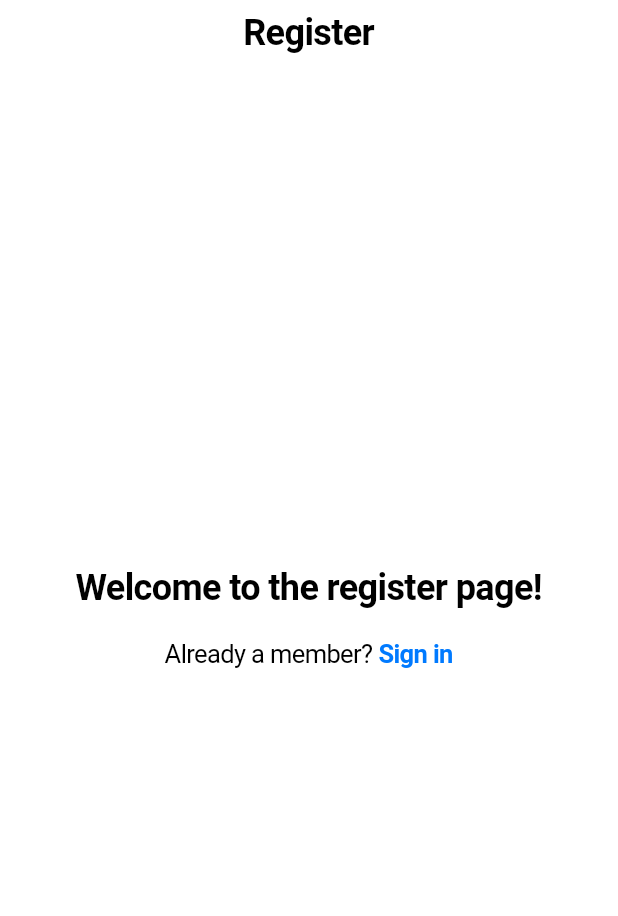
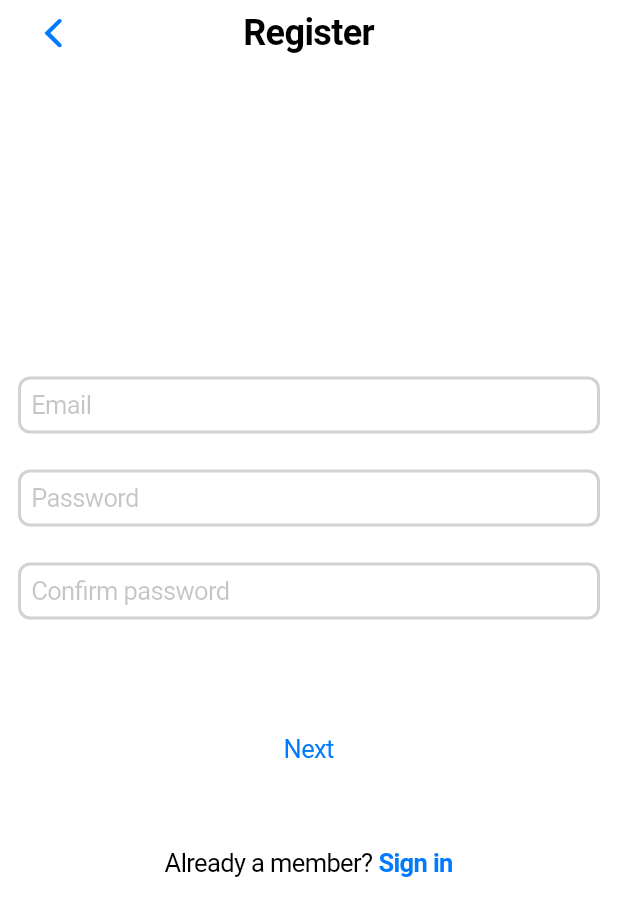
Before and after one commit to sergiolupo/DIMA_project, a Flutter app: the RegisterPage screen opened by its route, on a phone screen of 412 x 824 dp. Shown: the top 916 px of the screen. Run offline on Flutter 3.47's test engine with Material 3 defaults, Android fonts, the phone set to English and light mode, and no system bars; our stand-ins replace firebase_auth, firebase_core, font_awesome_flutter, go_router, google_sign_in; accounts and stored records are empty.

Commit message:
Add graphical elements to the registration page

```diff
--- /dev/null
+++ b/dima_project/devtools_options.yaml
@@ -0,0 +1 @@
+extensions:
--- /dev/null
+++ b/dima_project/lib/models/user.dart
@@ -0,0 +1,13 @@
+class User {
+  final String email;
+  final String password;
+  final String name;
+  final String surname;
+
+  User({
+    required this.email,
+    required this.password,
+    required this.name,
+    required this.surname,
+  });
+}
--- a/dima_project/lib/pages/register_page.dart
+++ b/dima_project/lib/pages/register_page.dart
@@ -1,14 +1,58 @@
+import 'package:dima_project/models/user.dart';
+import 'package:dima_project/services/auth/auth_service.dart';
+import 'package:dima_project/widgets/login/registrationform_widget.dart';
 import 'package:flutter/cupertino.dart';
 import 'package:go_router/go_router.dart';
+import 'package:provider/provider.dart';
 
-class RegisterPage extends StatelessWidget {
+class RegisterPage extends StatefulWidget {
   const RegisterPage({super.key});
 
   @override
+  RegisterPageState createState() => RegisterPageState();
+}
+
+class RegisterPageState extends State<RegisterPage> {
+  int _currentPage = 1;
+  final TextEditingController _nameController = TextEditingController();
+  final TextEditingController _surnameController = TextEditingController();
+  final TextEditingController _emailController = TextEditingController();
+  final TextEditingController _passwordController = TextEditingController();
+  final TextEditingController _confirmPassword = TextEditingController();
+  final GlobalKey<FormState> _formKey = GlobalKey<FormState>();
+  @override
   Widget build(BuildContext context) {
+    Widget page;
+    switch (_currentPage) {
+      case 2:
+        page = PersonalInformationForm(
+          nameController: _nameController,
+          surnameController: _surnameController,
+        );
+        break;
+      default:
+        page = CredentialsInformationForm(
+          emailController: _emailController,
+          passwordController: _passwordController,
+          confirmPasswordController: _confirmPassword,
+        );
+        break;
+    }
+
     return CupertinoPageScaffold(
-      navigationBar: const CupertinoNavigationBar(
-        middle: Text(
+      navigationBar: CupertinoNavigationBar(
+        leading: CupertinoNavigationBarBackButton(
+          onPressed: () {
+            if (_currentPage == 1) {
+              context.go('/');
+            } else {
+              setState(() {
+                _currentPage = _currentPage - 1;
+              });
+            }
+          },
+        ),
+        middle: const Text(
           'Register',
           style: TextStyle(
             fontSize: 24,
@@ -21,12 +65,23 @@ class RegisterPage extends StatelessWidget {
         child: Column(
           mainAxisAlignment: MainAxisAlignment.center,
           children: <Widget>[
-            const Text(
-              'Welcome to the register page!',
-              style: TextStyle(
-                fontSize: 24,
-                fontWeight: FontWeight.bold,
-                color: CupertinoColors.black,
+            Form(
+              key: _formKey,
+              child: Column(
+                mainAxisAlignment: MainAxisAlignment.center,
+                children: <Widget>[
+                  page,
+                  const SizedBox(height: 32.0),
+                  CupertinoButton(
+                    onPressed: () =>
+                        {if (_formKey.currentState!.validate()) managePage()},
+                    child: _currentPage < 2
+                        ? const Text('Next')
+                        : const Text('Register'),
+                  ),
+                  const SizedBox(
+                      height: 20), // Added spacing between button and text
+                ],
               ),
             ),
             const SizedBox(height: 20), // Added spacing between text and row
@@ -35,7 +90,9 @@ class RegisterPage extends StatelessWidget {
               children: [
                 const Text('Already a member?'),
                 const SizedBox(width: 4),
-                GestureDetector(
+                Hero(
+                  tag: 'button',
+                  child: GestureDetector(
                     onTap: () {
                       context.go('/');
                     },
@@ -47,6 +104,7 @@ class RegisterPage extends StatelessWidget {
                       ),
                     ),
                   ),
+                ),
               ],
             )
           ],
@@ -54,4 +112,39 @@ class RegisterPage extends StatelessWidget {
       ),
     );
   }
+
+  @override
+  void dispose() {
+    _nameController.dispose();
+    _surnameController.dispose();
+    _emailController.dispose();
+    _passwordController.dispose();
+    _confirmPassword.dispose();
+    super.dispose();
   }
+
+  void managePage() {
+    if (_currentPage < 2) {
+      setState(() {
+        _currentPage = _currentPage + 1;
+      });
+    } else {
+      // Register the user
+      registerUser(User(
+        name: _nameController.text,
+        surname: _surnameController.text,
+        email: _emailController.text,
+        password: _passwordController.text,
+      ));
+    }
+  }
+
+  void registerUser(User user) {
+    debugPrint(
+        'Registering user: ${user.email} : ${user.password}, ${user.name} : ${user.surname}');
+    // Register the user
+    final authService = Provider.of<AuthService>(context, listen: false);
+    authService.registerUser(user.email, user.password);
+    context.go('/');
+  }
+}
--- a/dima_project/lib/services/auth/auth_service.dart
+++ b/dima_project/lib/services/auth/auth_service.dart
@@ -48,4 +48,9 @@ class AuthService extends ChangeNotifier {
       return null; // Return null if googleAuth is null
     }
   }
+
+  Future<void> registerUser(String email, String password) async {
+    await _firebaseAuth.createUserWithEmailAndPassword(
+        email: email, password: password);
+  }
 }
--- a/dima_project/lib/widgets/login/loginform_widget.dart
+++ b/dima_project/lib/widgets/login/loginform_widget.dart
@@ -1,7 +1,6 @@
 import 'package:dima_project/services/auth/auth_service.dart';
 import 'package:firebase_auth/firebase_auth.dart';
 import 'package:flutter/cupertino.dart';
-import 'package:flutter/services.dart';
 import 'package:font_awesome_flutter/font_awesome_flutter.dart';
 import 'package:go_router/go_router.dart';
 import 'package:provider/provider.dart';
@@ -169,14 +168,21 @@ class LoginForm extends StatelessWidget {
 
 class PasswordInputField extends StatelessWidget {
   final TextEditingController _passwordController;
+  final bool isConfirmPassword;
+  final TextEditingController? confirmValue;
 
-  const PasswordInputField(this._passwordController, {super.key});
+  const PasswordInputField(
+    this._passwordController, {
+    this.isConfirmPassword = false,
+    this.confirmValue,
+    super.key,
+  });
 
   @override
   Widget build(BuildContext context) {
     return CupertinoTextFormFieldRow(
       controller: _passwordController,
-      placeholder: 'Password',
+      placeholder: isConfirmPassword ? 'Confirm password' : 'Password',
       padding: const EdgeInsets.all(12.0),
       decoration: BoxDecoration(
         color: CupertinoColors.white,
@@ -188,7 +194,10 @@ class PasswordInputField extends StatelessWidget {
       ),
       validator: (String? value) {
         if (value == null || value.isEmpty) {
-          return 'Please enter a password';
+          return 'Please enter a ${isConfirmPassword ? 'password' : 'password'}';
+        }
+        if (isConfirmPassword && value != confirmValue?.text) {
+          return 'Passwords do not match';
         }
         return null; // Return null if the input is valid
       },
@@ -198,14 +207,14 @@ class PasswordInputField extends StatelessWidget {
 }
 
 class EmailInputField extends StatelessWidget {
-  final TextEditingController _usernameController;
+  final TextEditingController _emailController;
 
-  const EmailInputField(this._usernameController, {super.key});
+  const EmailInputField(this._emailController, {super.key});
 
   @override
   Widget build(BuildContext context) {
     return CupertinoTextFormFieldRow(
-      controller: _usernameController,
+      controller: _emailController,
       placeholder: 'Email',
       padding: const EdgeInsets.all(12.0),
       decoration: BoxDecoration(
--- /dev/null
+++ b/dima_project/lib/widgets/login/registrationform_widget.dart
@@ -0,0 +1,88 @@
+import 'package:dima_project/widgets/login/loginform_widget.dart';
+import 'package:flutter/cupertino.dart';
+
+class PersonalInformationForm extends StatelessWidget {
+  final TextEditingController nameController;
+  final TextEditingController surnameController;
+
+  const PersonalInformationForm({
+    required this.nameController,
+    required this.surnameController,
+    super.key,
+  });
+
+  @override
+  Widget build(BuildContext context) {
+    return Column(
+      mainAxisAlignment: MainAxisAlignment.center,
+      children: <Widget>[
+        CupertinoTextFormFieldRow(
+          controller: nameController,
+          placeholder: 'Name',
+          decoration: BoxDecoration(
+            color: CupertinoColors.white,
+            borderRadius: BorderRadius.circular(8.0),
+            border: Border.all(
+              color: CupertinoColors.systemGrey4,
+              width: 2.0,
+            ),
+          ),
+          validator: (String? value) {
+            if (value == null || value.isEmpty) {
+              return 'Please enter a name';
+            }
+            return null; // Return null if the input is valid
+          },
+        ),
+        const SizedBox(height: 16.0),
+        CupertinoTextFormFieldRow(
+          controller: surnameController,
+          placeholder: 'Surname',
+          decoration: BoxDecoration(
+            color: CupertinoColors.white,
+            borderRadius: BorderRadius.circular(8.0),
+            border: Border.all(
+              color: CupertinoColors.systemGrey4,
+              width: 2.0,
+            ),
+          ),
+          validator: (String? value) {
+            if (value == null || value.isEmpty) {
+              return 'Please enter a surname';
+            }
+            return null; // Return null if the input is valid
+          },
+        ),
+      ],
+    );
+  }
+}
+
+class CredentialsInformationForm extends StatelessWidget {
+  final TextEditingController passwordController;
+  final TextEditingController emailController;
+  final TextEditingController confirmPasswordController;
+
+  const CredentialsInformationForm({
+    required this.emailController,
+    required this.passwordController,
+    required this.confirmPasswordController,
+    super.key,
+  });
+
+  @override
+  Widget build(BuildContext context) {
+    return Column(
+      children: [
+        EmailInputField(emailController),
+        PasswordInputField(passwordController),
+        PasswordInputField(
+          confirmPasswordController,
+          isConfirmPassword: true,
+          confirmValue: passwordController,
+        ),
+        const SizedBox(height: 16.0),
+      ],
+    );
+  }
+}
--- a/dima_project/pubspec.yaml
+++ b/dima_project/pubspec.yaml
@@ -41,6 +41,7 @@ dependencies:
   firebase_core: ^2.27.1
   provider: ^6.1.1
   font_awesome_flutter: ^9.2.0
+  image_picker: ^1.0.7
 
 dev_dependencies:
   flutter_test:
```
Also changed, not shown: 5 other files. Lines whose indentation alone changed are shown as unchanged.
